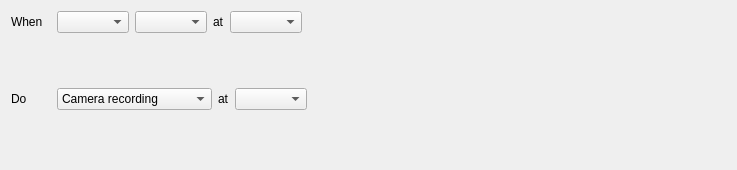
This is client/src/ui/widgets/business/business_rule_widget.ui in networkoptix/nx_open as Qt 5 draws it before an edit. The edited form follows.
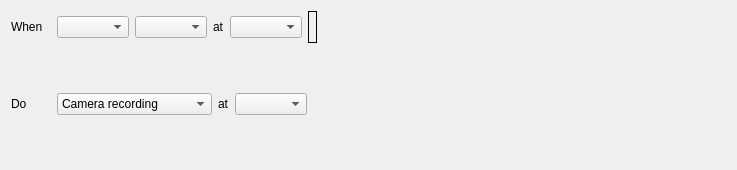
This is the edited form.

Commit message:
Improving business rules dialog
<==== Mercurial data ====>
Branch: master

```diff
--- a/client/src/ui/widgets/business/business_rule_widget.ui
+++ b/client/src/ui/widgets/business/business_rule_widget.ui
@@ -66,6 +66,19 @@
        </property>
       </widget>
      </item>
+     <item>
+      <widget class="QLabel" name="eventResourcePlaceholder">
+       <property name="acceptDrops">
+        <bool>true</bool>
+       </property>
+       <property name="frameShape">
+        <enum>QFrame::Box</enum>
+       </property>
+       <property name="text">
+        <string>&lt;Drop resource here&gt;</string>
+       </property>
+      </widget>
+     </item>
      <item>
       <spacer name="eventSpacer">
        <property name="orientation">
```
The commit also changes 7 other files.
